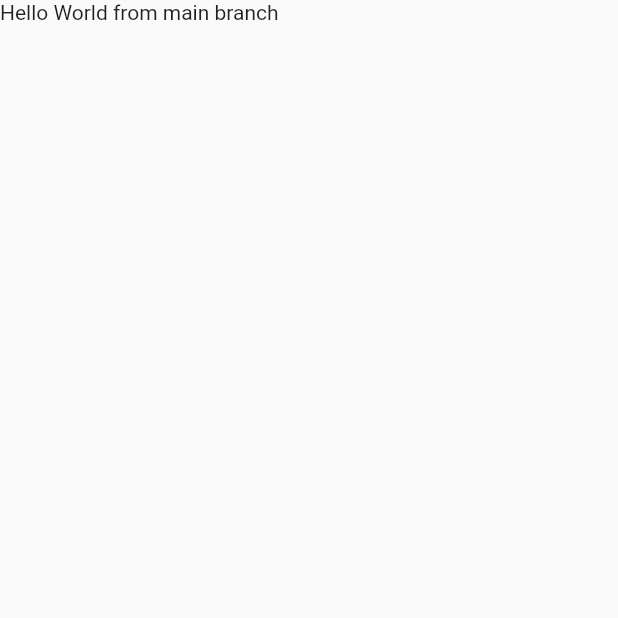
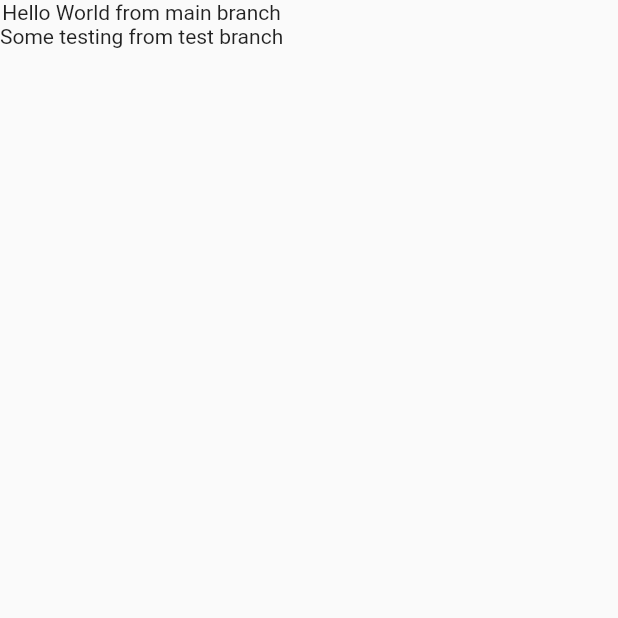
Before and after one commit to hayden-huynh/5325-bonus-assignment-team21, a Flutter app: the screen it shows after launch, on a phone screen of 412 x 824 dp, the top half of it. Run offline on Flutter 3.47's test engine with Material 2 defaults, Android fonts, the phone set to English and light mode, and no system bars.

Commit message:
Some testing added in main.dart

```diff
--- a/lib/main.dart
+++ b/lib/main.dart
@@ -11,12 +11,12 @@ class MainApp extends StatelessWidget {
   Widget build(BuildContext context) {
     return const MaterialApp(
       home: Scaffold(
-        body: Column(
-          children: [
-            Text("Hello World from main branch"),
-          ],
-        )
-      ),
+          body: Column(
+        children: [
+          Text("Hello World from main branch"),
+          Text("Some testing from test branch"),
+        ],
+      )),
     );
   }
 }
```
